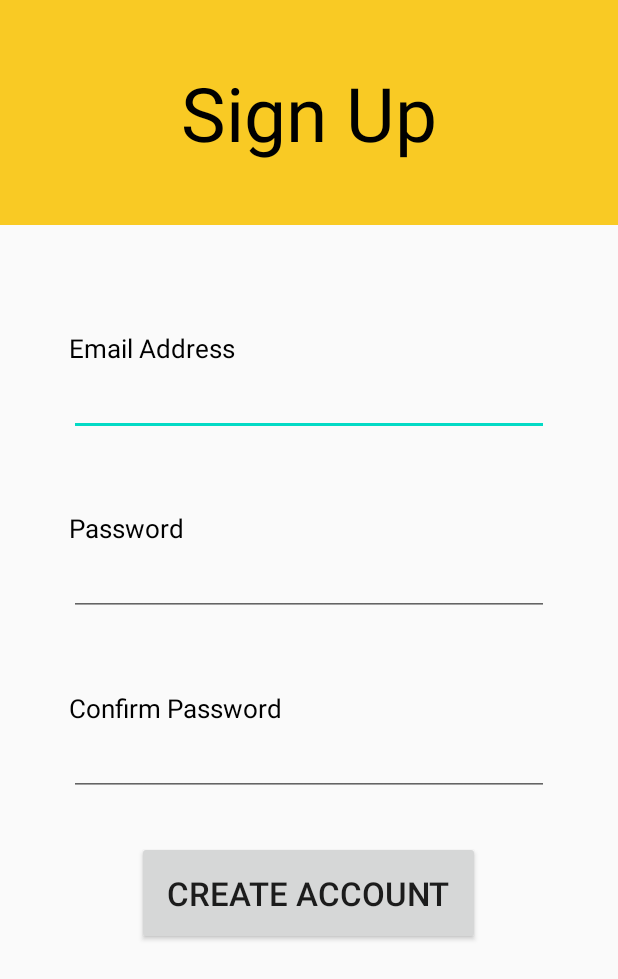
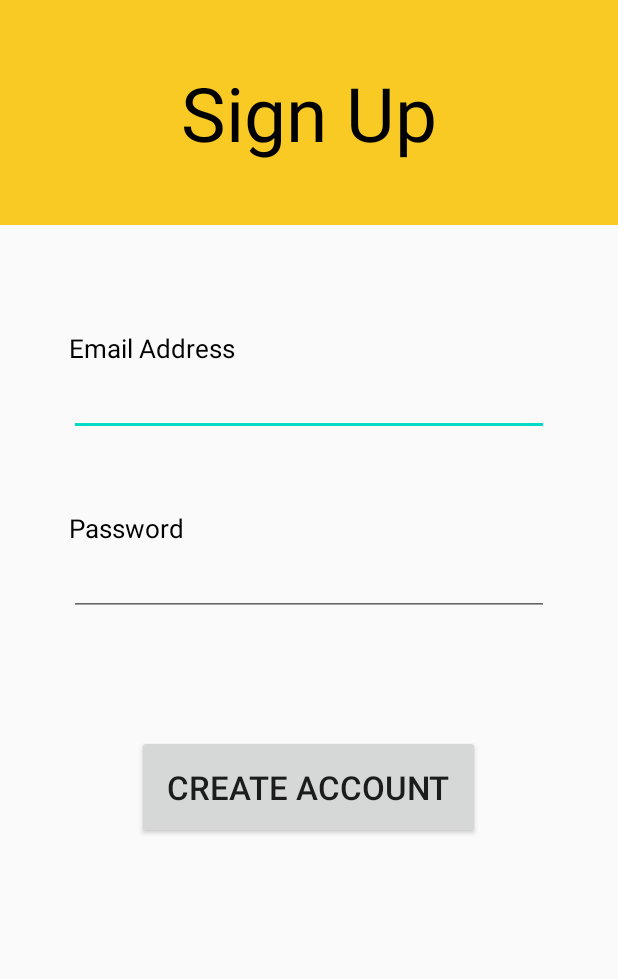
Before and after one commit to muaadra/QuickCash, an Android app: the SignUp screen opened directly, with no data from a screen before it, on a phone screen of 412 x 824 dp. Shown: the top 979 px of the screen. Run offline under Robolectric (Android 15) with nearby library versions, the phone set to English and light mode, and no system bars.

Commit message:
refactor: US-4

```diff
--- a/app/src/main/res/layout/activity_signup.xml
+++ b/app/src/main/res/layout/activity_signup.xml
@@ -111,23 +111,6 @@
                 android:layout_marginBottom="30dp"
                 android:orientation="vertical">
 
-                <TextView
-                    android:textColor="#000000"
-                    android:layout_width="match_parent"
-                    android:layout_height="wrap_content"
-                    android:layout_gravity="center"
-                    android:layout_marginBottom="1dp"
-                    android:layout_weight="1"
-                    android:text="Confirm Password"
-                    android:textSize="17sp" />
-
-                <EditText
-                    android:id="@+id/confirmPassword_EditText"
-                    android:layout_width="match_parent"
-                    android:layout_height="wrap_content"
-                    android:layout_gravity="center"
-                    android:ems="10"
-                    android:inputType="textEmailAddress" />
             </LinearLayout>
 
             <LinearLayout
```
